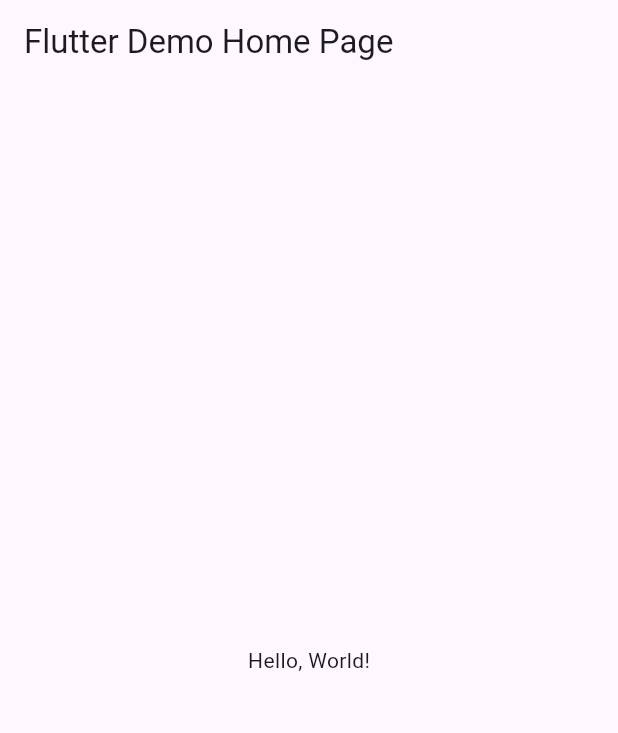
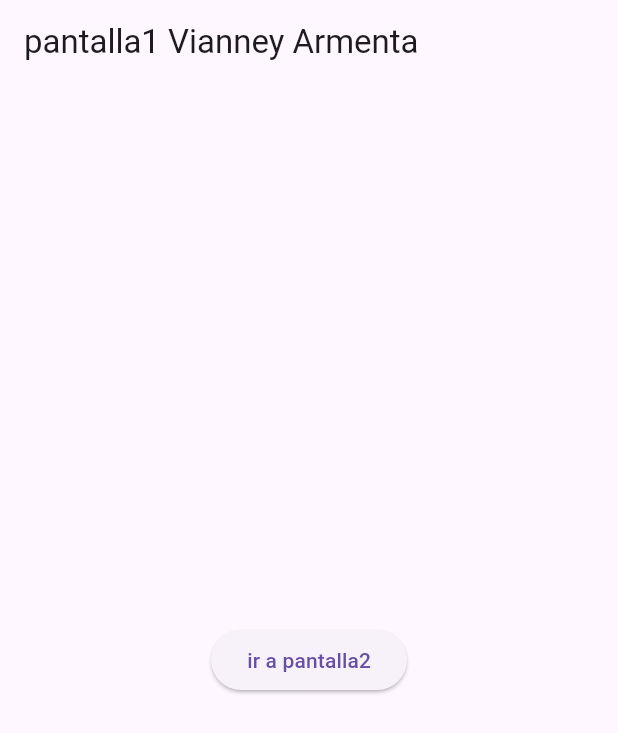
Before and after one commit to pvacarrasco/Act12-EntrePaginas, a Flutter app: the screen it shows after launch, on a phone screen of 412 x 824 dp. Shown: the top 733 px of the screen. Run offline on Flutter 3.47's test engine with Material 3 defaults, Android fonts, the phone set to English and light mode, and no system bars.

```diff
--- a/lib/main.dart
+++ b/lib/main.dart
@@ -1,43 +1,22 @@
 import 'package:flutter/material.dart';
+import 'package:armenta/pantalla1.dart';
+import 'package:armenta/pantalla2.dart';
 
-void main() => runApp(MyApp());
+void main() => runApp(AppEntrePagin());
 
-class MyApp extends StatelessWidget {
-  const MyApp({super.key});
-  // This widget is the root of your application.
+class AppEntrePagin extends StatelessWidget {
+  const AppEntrePagin({Key? key}) : super(key: key);
+
   @override
   Widget build(BuildContext context) {
     return MaterialApp(
-      // Application name
-      title: 'Flutter Hello World',
-      // Application theme data, you can set the colors for the application as
-      // you want
-      theme: ThemeData(
-        // useMaterial3: true,
-        primarySwatch: Colors.blue,
-      ),
-      // A widget which will be started on application startup
-      home: MyHomePage(title: 'Flutter Demo Home Page'),
-    );
-  }
-}
-
-class MyHomePage extends StatelessWidget {
-  final String title;
-  const MyHomePage({super.key, required this.title});
-
-  @override
-  Widget build(BuildContext context) {
-    return Scaffold(
-      appBar: AppBar(
-        // The title text which will be shown on the action bar
-        title: Text(title),
-      ),
-      body: Center(
-        child: Text(
-          'Hello, World!',
-        ),
-      ),
-    );
-  }
-}
+      debugShowCheckedModeBanner: false,
+      title: "Web Vianney Armenta",
+      initialRoute: "/",
+      routes: {
+        "/": (context) => Pantalla1(),
+        "/pantalla2": (context) => Pantalla2(),
+      }, //ruta entre paginas
+    ); //return material
+  } //widget
+} //clase app entre paginas
--- /dev/null
+++ b/lib/pantalla1.dart
@@ -0,0 +1,24 @@
+import 'package:flutter/material.dart';
+import 'package:armenta/pantalla2.dart';
+
+class Pantalla1 extends StatelessWidget {
+  const Pantalla1({Key? key}) : super(key: key);
+
+  @override
+  Widget build(BuildContext context) {
+    return Scaffold(
+      appBar: AppBar(
+        title: Text('pantalla1 Vianney Armenta'),
+      ),
+      body: Center(
+        child: ElevatedButton(
+          child: const Text("ir a pantalla2"),
+          onPressed: () {
+            Navigator.pushNamed(context, "/pantalla2",
+                arguments: "La mensa pantalla 1"); //fin navigator
+          }, //fin onpressed presionando boton
+        ), //fin de elevated button
+      ),
+    );
+  } // fin widgets
+}
```
Also changed, not shown: lib/pantalla2.dart (added, +30 -0 lines).
